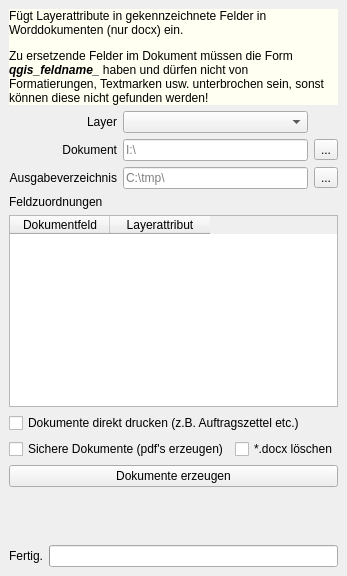
First picture: the form in qgis_2_doc_dockwidget_base.ui, repository Stadt-Erlangen/qgis_2_doc, before the edit.
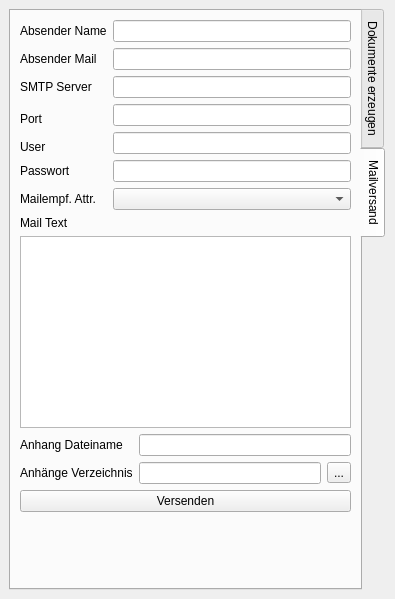
Second picture: the form after the edit. The open tabs and pages were chosen to show the change. Icons and pictures are not drawn. Custom widgets are drawn as their Qt base class.

Diff of the .ui file:
```diff
--- a/qgis_2_doc_dockwidget_base.ui
+++ b/qgis_2_doc_dockwidget_base.ui
@@ -6,8 +6,8 @@
    <rect>
     <x>0</x>
     <y>0</y>
-    <width>326</width>
-    <height>576</height>
+    <width>363</width>
+    <height>599</height>
    </rect>
   </property>
   <property name="windowIcon">
@@ -20,6 +20,19 @@
   <widget class="QWidget" name="dockWidgetContents">
    <layout class="QVBoxLayout" name="verticalLayout">
     <item>
+     <widget class="QTabWidget" name="tabWidget">
+      <property name="tabPosition">
+       <enum>QTabWidget::East</enum>
+      </property>
+      <property name="currentIndex">
+       <number>0</number>
+      </property>
+      <widget class="QWidget" name="tab_doc">
+       <attribute name="title">
+        <string>Dokumente erzeugen</string>
+       </attribute>
+       <layout class="QVBoxLayout" name="verticalLayout_2">
+        <item>
      <widget class="QLabel" name="l_hint">
       <property name="styleSheet">
        <string notr="true">background-color: rgb(255, 255, 242);</string>
@@ -162,19 +175,6 @@
       </property>
      </widget>
     </item>
-    <item>
-     <spacer name="verticalSpacer">
-      <property name="orientation">
-       <enum>Qt::Vertical</enum>
-      </property>
-      <property name="sizeHint" stdset="0">
-       <size>
-        <width>20</width>
-        <height>31</height>
-       </size>
-      </property>
-     </spacer>
-    </item>
     <item>
      <layout class="QHBoxLayout" name="horizontalLayout">
       <item>
@@ -205,6 +205,169 @@
       </item>
      </layout>
     </item>
+        <item>
+         <spacer name="verticalSpacer">
+          <property name="orientation">
+           <enum>Qt::Vertical</enum>
+          </property>
+          <property name="sizeHint" stdset="0">
+           <size>
+            <width>20</width>
+            <height>31</height>
+           </size>
+          </property>
+         </spacer>
+        </item>
+       </layout>
+      </widget>
+      <widget class="QWidget" name="tab_mail">
+       <attribute name="title">
+        <string>Mailversand</string>
+       </attribute>
+       <layout class="QVBoxLayout" name="verticalLayout_3">
+        <item>
+         <layout class="QGridLayout" name="gridLayout_2">
+          <item row="0" column="0">
+           <widget class="QLabel" name="label_8">
+            <property name="text">
+             <string>Absender Name</string>
+            </property>
+           </widget>
+          </item>
+          <item row="0" column="1">
+           <widget class="QLineEdit" name="lineEdit"/>
+          </item>
+          <item row="1" column="0">
+           <widget class="QLabel" name="label_9">
+            <property name="text">
+             <string>Absender Mail</string>
+            </property>
+           </widget>
+          </item>
+          <item row="1" column="1">
+           <widget class="QLineEdit" name="lineEdit_2"/>
+          </item>
+          <item row="2" column="0">
+           <widget class="QLabel" name="label_4">
+            <property name="text">
+             <string>SMTP Server</string>
+            </property>
+           </widget>
+          </item>
+          <item row="2" column="1">
+           <widget class="QLineEdit" name="lineEdit_3"/>
+          </item>
+          <item row="3" column="0" rowspan="2">
+           <widget class="QLabel" name="label_5">
+            <property name="text">
+             <string>Port</string>
+            </property>
+           </widget>
+          </item>
+          <item row="3" column="1">
+           <widget class="QLineEdit" name="lineEdit_4"/>
+          </item>
+          <item row="4" column="1" rowspan="2">
+           <widget class="QLineEdit" name="lineEdit_5"/>
+          </item>
+          <item row="5" column="0">
+           <widget class="QLabel" name="label_6">
+            <property name="text">
+             <string>User</string>
+            </property>
+           </widget>
+          </item>
+          <item row="6" column="0">
+           <widget class="QLabel" name="label_7">
+            <property name="text">
+             <string>Passwort</string>
+            </property>
+           </widget>
+          </item>
+          <item row="6" column="1">
+           <widget class="QLineEdit" name="lineEdit_6"/>
+          </item>
+          <item row="7" column="0">
+           <widget class="QLabel" name="label_10">
+            <property name="text">
+             <string>Mailempf. Attr.</string>
+            </property>
+           </widget>
+          </item>
+          <item row="7" column="1">
+           <widget class="QComboBox" name="comboBox"/>
+          </item>
+         </layout>
+        </item>
+        <item>
+         <widget class="QLabel" name="label_11">
+          <property name="text">
+           <string>Mail Text</string>
+          </property>
+         </widget>
+        </item>
+        <item>
+         <widget class="QPlainTextEdit" name="plainTextEdit"/>
+        </item>
+        <item>
+         <layout class="QGridLayout" name="gridLayout_3">
+          <item row="0" column="0">
+           <widget class="QLabel" name="label_12">
+            <property name="text">
+             <string>Anhang Dateiname</string>
+            </property>
+           </widget>
+          </item>
+          <item row="0" column="1">
+           <widget class="QLineEdit" name="lineEdit_7"/>
+          </item>
+          <item row="1" column="0">
+           <widget class="QLabel" name="label_13">
+            <property name="text">
+             <string>Anhänge Verzeichnis</string>
+            </property>
+           </widget>
+          </item>
+          <item row="1" column="1">
+           <layout class="QHBoxLayout" name="horizontalLayout_3">
+            <item>
+             <widget class="QLineEdit" name="lineEdit_8"/>
+            </item>
+            <item>
+             <widget class="QToolButton" name="toolButton">
+              <property name="text">
+               <string>...</string>
+              </property>
+             </widget>
+            </item>
+           </layout>
+          </item>
+         </layout>
+        </item>
+        <item>
+         <widget class="QPushButton" name="pushButton">
+          <property name="text">
+           <string>Versenden</string>
+          </property>
+         </widget>
+        </item>
+        <item>
+         <spacer name="verticalSpacer_2">
+          <property name="orientation">
+           <enum>Qt::Vertical</enum>
+          </property>
+          <property name="sizeHint" stdset="0">
+           <size>
+            <width>20</width>
+            <height>46</height>
+           </size>
+          </property>
+         </spacer>
+        </item>
+       </layout>
+      </widget>
+     </widget>
+    </item>
    </layout>
   </widget>
  </widget>
```
Left out of the diff: 5 changed lines with no effect on the pictures. Lines whose indentation alone changed are shown as unchanged.
